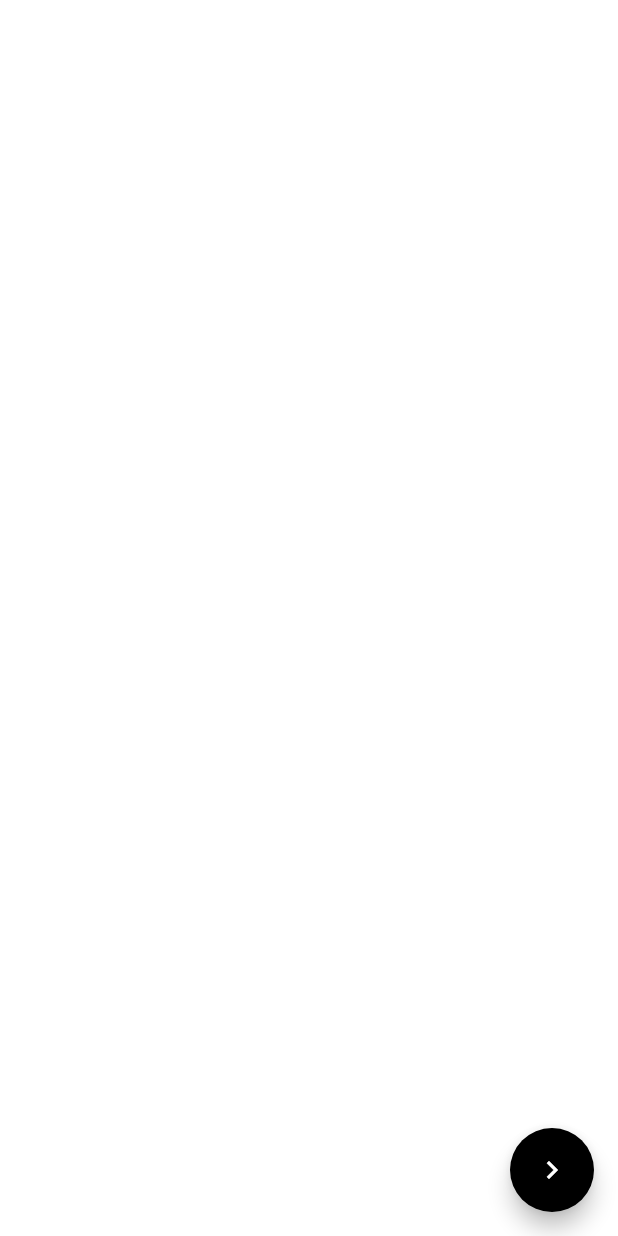
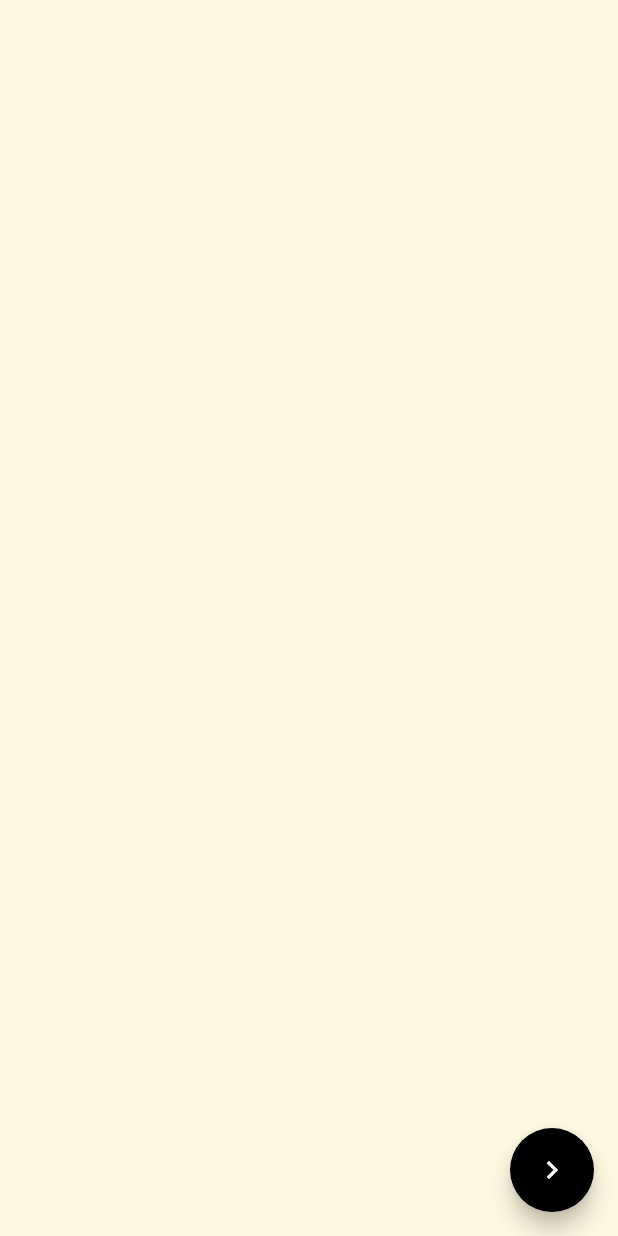
Before and after one commit to hansolpp/IBM_call_for_code, a Flutter app: the screen it shows after launch, after a tap on the "keyboard arrow right" icon, on a phone screen of 412 x 824 dp. Run offline on Flutter 3.47's test engine with Material 2 defaults, Android fonts, the phone set to English and light mode, and no system bars; missing offline and left inert: watson_assistant_v2.

Commit message:
merge with watson code

```diff
--- a/lib/Intro.dart
+++ b/lib/Intro.dart
@@ -12,7 +12,7 @@ class Intro extends StatelessWidget {
         primaryColor: Colors.black,//const Color.fromARGB(255, 0, 199, 0),
         accentColor: Colors.black,//.fromARGB(255, 222, 233, 226),
         brightness: Brightness.dark,
-        canvasColor: Colors.white,
+        canvasColor: Colors.amber[50],
       ),
       home: new MyHomePage(),
       debugShowCheckedModeBanner: false,
--- a/lib/Watson.dart
+++ b/lib/Watson.dart
@@ -52,6 +52,7 @@ class _WatsonState extends State<Watson> {
   Widget build(BuildContext context) {
     return Scaffold(
       appBar: AppBar(
+        backgroundColor: Color.fromARGB(250, 154, 204, 235),
         title: Text('환경부 장관실',
           style: TextStyle(
             fontSize: 30,
@@ -87,12 +88,19 @@ class _WatsonState extends State<Watson> {
           //FloatingActionButton(
           //  child: Icon(Icons.all_inclusive),
           //),
-              Text(
+            Container(
+                padding: EdgeInsets.all(20),
+                decoration: BoxDecoration(
+                    color: Colors.amber[50],
+                    borderRadius: BorderRadius.all(Radius.circular(10.0))
+                ),
+                child: Text(
                   _text != null ? '$_text' : '\"똑똑\"',
                   style: TextStyle(
                     fontSize: 20,
                   ),
                   textAlign: TextAlign.left,
+                )
             ),
             SizedBox(
               height: 20.0,
@@ -108,12 +116,12 @@ class _WatsonState extends State<Watson> {
                 ),
                 enabledBorder: OutlineInputBorder(
                   borderSide:
-                    BorderSide(color: Colors.lightBlueAccent, width: 1.0),
+                  BorderSide(color: Color.fromARGB(250, 154, 204, 235), width: 1.0),
                   borderRadius: BorderRadius.all(Radius.circular(32.0)),
                 ),
                 focusedBorder: OutlineInputBorder(
                   borderSide:
-                    BorderSide(color: Colors.lightBlueAccent, width: 2.0),
+                  BorderSide(color: Color.fromARGB(250, 154, 204, 235), width: 2.0),
                   borderRadius: BorderRadius.all(Radius.circular(32.0)),
                 ),
               ),
@@ -126,6 +134,7 @@ class _WatsonState extends State<Watson> {
         ),
       ),
       floatingActionButton: FloatingActionButton(
+        backgroundColor: Color.fromARGB(250, 154, 204, 235),
         onPressed: _callWatsonAssistant,
         child: Icon(Icons.send),
       ),
```
Also changed, not shown: lib/main.dart (+9 -9 lines), assets/icons/map.png (added). Lines whose indentation alone changed are shown as unchanged.
